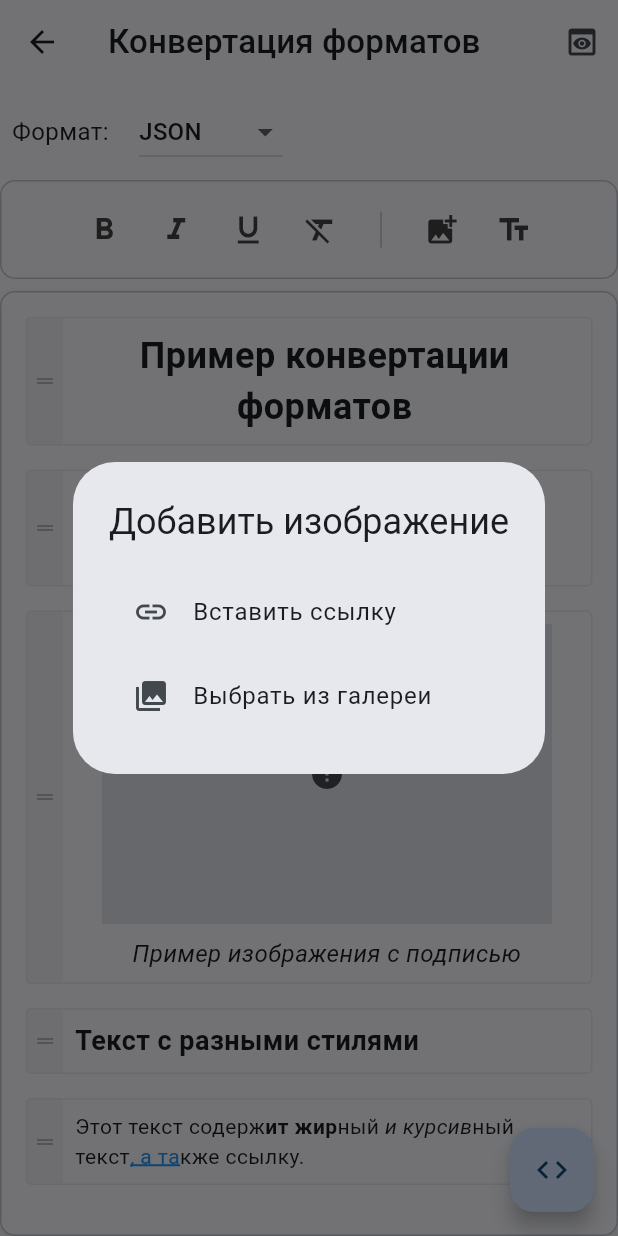
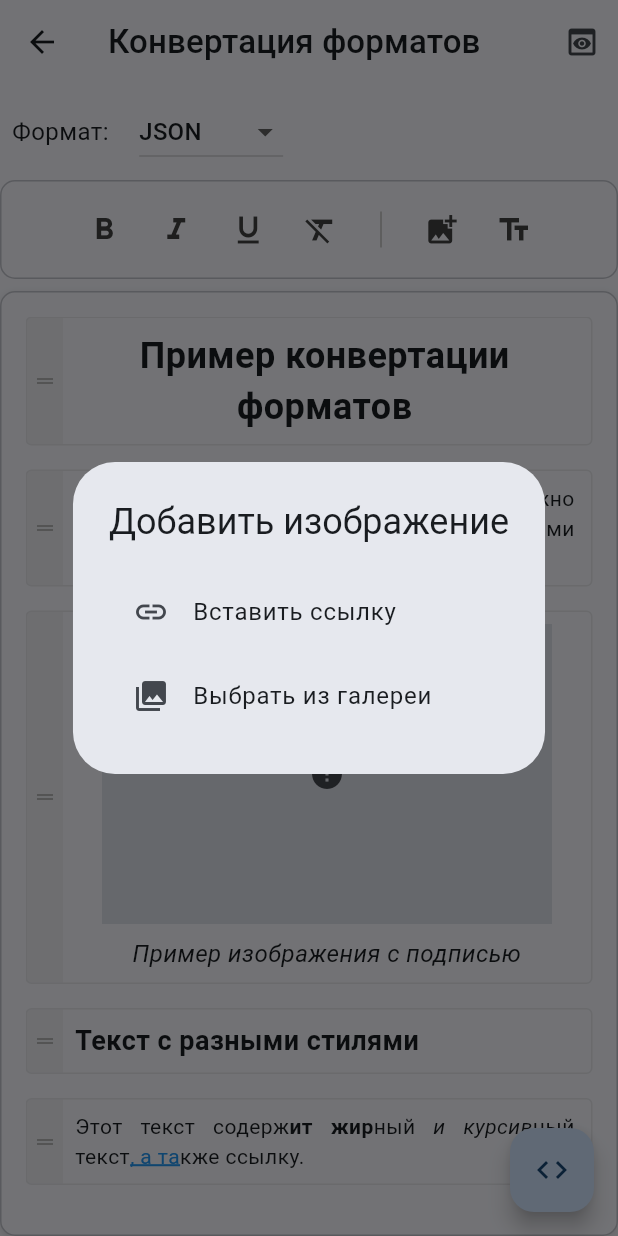
Before and after one commit to ManIlya/flutter_editor, a Flutter app: the FormatConversionExample screen opened directly, after a tap on "Преобразовать", after a tap on the "add photo alternate" icon, on a phone screen of 412 x 824 dp. Run offline on Flutter 3.47's test engine with Material 3 defaults, Android fonts, the phone set to English and light mode, and no system bars; drawn by our look-alikes of cached_network_image; our stand-ins replace image_picker; missing offline and left inert: float_column; network calls fail.

Commit message:
Add default alihn justify Add space with blocs

```diff
--- a/lib/src/models/document_model.dart
+++ b/lib/src/models/document_model.dart
@@ -22,12 +22,12 @@ class TextStyleAttributes {
     this.color,
     this.fontSize = 14.0,
     this.link, // Ссылка может быть null
-    this.alignment = TextAlign.left, // По умолчанию выравнивание по левому краю
+    this.alignment = TextAlign.justify, // По умолчанию выравнивание по левому краю
   });
   factory TextStyleAttributes.fromTextStyle({
     required TextStyle textStyle,
     String? link,
-    TextAlign alignment = TextAlign.left,
+    TextAlign alignment = TextAlign.justify,
   }) => TextStyleAttributes(
     bold: textStyle.fontWeight == FontWeight.bold,
     italic: textStyle.fontStyle == FontStyle.italic,
@@ -506,7 +506,7 @@ class DocumentModel {
       case TextAlign.end:
         return 'end';
       default:
-        return 'left';
+        return 'justify';
     }
   }
 
@@ -525,7 +525,7 @@ class DocumentModel {
       case 'end':
         return TextAlign.end;
       default:
-        return TextAlign.left;
+        return TextAlign.justify;
     }
   }
 
--- a/lib/src/widgets/document_viewer.dart
+++ b/lib/src/widgets/document_viewer.dart
@@ -146,7 +146,7 @@ class DocumentViewer extends StatelessWidget {
                   textSpans.expand((span) {
                     if (span is! TextSpan) return [span];
                     return _processTextWithIndents(span);
-                  }).toList(),
+                  }).toList()..add(TextSpan(text: '\n')),
             ),
             textAlign: textAlignment,
           ),
```
